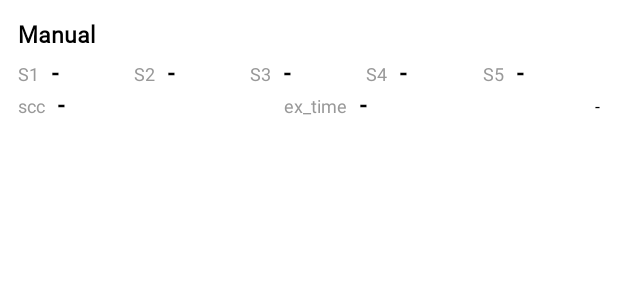
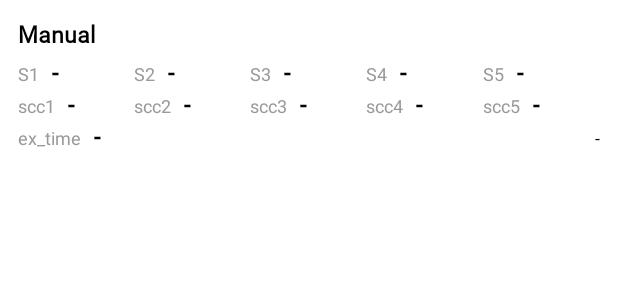
Before and after one commit to jungsohye/APP, an Android app: the layout recyclerview_item_sudong.xml on its own in the app's theme, with its tools: preview values and no code run, on a phone screen of 412 x 824 dp. Shown: the top 300 px of the screen. Run offline under Robolectric (Android 15) with nearby library versions, the light colour scheme and no system bars; network calls fail.

Commit message:
final plz

```diff
--- a/Final/JamJam/app/src/main/java/com/example/jamjam/MainActivity.java
+++ b/Final/JamJam/app/src/main/java/com/example/jamjam/MainActivity.java
@@ -286,7 +286,7 @@ public class MainActivity extends AppCompatActivity {
     private void makeRequest(String text) {
 
         try {
-            String url = "http://114.71.220.74:2018/app/voice/" + URLEncoder.encode(text, "UTF-8");
+            String url = "http://114.71.220.74:2018/voice/" + URLEncoder.encode(text, "UTF-8");
 
             //JsonStreamParser
             StringRequest request = new StringRequest(
--- a/Final/JamJam/app/src/main/res/layout/recyclerview_item_sudong.xml
+++ b/Final/JamJam/app/src/main/res/layout/recyclerview_item_sudong.xml
@@ -117,10 +117,6 @@
                 android:textSize="15sp"
                 android:textStyle="bold"
                 android:layout_marginLeft="8dp" />
-
-
-
-
         </LinearLayout>
         <LinearLayout
             android:layout_width="match_parent"
@@ -131,11 +127,11 @@
             <TextView
                 android:layout_width="wrap_content"
                 android:layout_height="wrap_content"
-                android:text="scc"
+                android:text="scc1"
                 android:textColor="@color/sub_text_color"
                 android:textSize="12sp" />
             <TextView
-                android:id="@+id/modescc"
+                android:id="@+id/modescc1"
                 android:layout_width="0px"
                 android:layout_height="wrap_content"
                 android:layout_marginStart="8dp"
@@ -144,6 +140,76 @@
                 android:text="-"
                 android:textSize="15sp"
                 android:textStyle="bold" />
+            <TextView
+                android:layout_width="wrap_content"
+                android:layout_height="wrap_content"
+                android:text="scc2"
+                android:textColor="@color/sub_text_color"
+                android:textSize="12sp" />
+            <TextView
+                android:id="@+id/modescc2"
+                android:layout_width="0px"
+                android:layout_height="wrap_content"
+                android:layout_marginStart="8dp"
+                android:layout_marginLeft="8dp"
+                android:layout_weight="1"
+                android:text="-"
+                android:textSize="15sp"
+                android:textStyle="bold" />
+            <TextView
+                android:layout_width="wrap_content"
+                android:layout_height="wrap_content"
+                android:text="scc3"
+                android:textColor="@color/sub_text_color"
+                android:textSize="12sp" />
+            <TextView
+                android:id="@+id/modescc3"
+                android:layout_width="0px"
+                android:layout_height="wrap_content"
+                android:layout_marginStart="8dp"
+                android:layout_marginLeft="8dp"
+                android:layout_weight="1"
+                android:text="-"
+                android:textSize="15sp"
+                android:textStyle="bold" />
+            <TextView
+                android:layout_width="wrap_content"
+                android:layout_height="wrap_content"
+                android:text="scc4"
+                android:textColor="@color/sub_text_color"
+                android:textSize="12sp" />
+            <TextView
+                android:id="@+id/modescc4"
+                android:layout_width="0px"
+                android:layout_height="wrap_content"
+                android:layout_marginStart="8dp"
+                android:layout_marginLeft="8dp"
+                android:layout_weight="1"
+                android:text="-"
+                android:textSize="15sp"
+                android:textStyle="bold" />
+            <TextView
+                android:layout_width="wrap_content"
+                android:layout_height="wrap_content"
+                android:text="scc5"
+                android:textColor="@color/sub_text_color"
+                android:textSize="12sp" />
+            <TextView
+                android:id="@+id/modescc5"
+                android:layout_width="0px"
+                android:layout_height="wrap_content"
+                android:layout_marginStart="8dp"
+                android:layout_marginLeft="8dp"
+                android:layout_weight="1"
+                android:text="-"
+                android:textSize="15sp"
+                android:textStyle="bold" />
+
+        </LinearLayout>
+            <LinearLayout
+                android:layout_width="match_parent"
+                android:layout_height="match_parent"
+                android:orientation="horizontal">
             <TextView
                 android:layout_width="wrap_content"
                 android:layout_height="wrap_content"
@@ -167,7 +233,6 @@
                 android:layout_height="wrap_content"
                 android:text="-"
                 android:textSize="12sp" />
-
+            </LinearLayout>
         </LinearLayout>
     </LinearLayout>
-</LinearLayout>
```
Also changed, not shown: Final/JamJam/app/src/main/java/com/example/jamjam/Data.java (+30 -6 lines), Final/JamJam/app/src/main/java/com/example/jamjam/recycler_Sudong_Adapter.java (+18 -5 lines).
